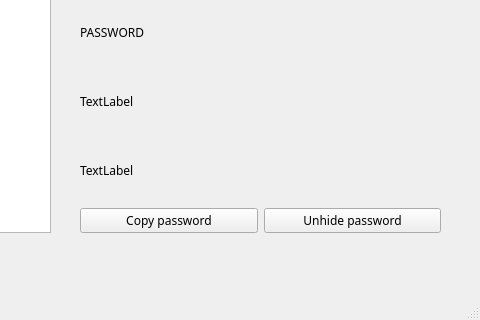
pkuszn/PasswordManagerQT, file passwordmanager.ui: the form before one commit; both pictures show x 320 to 800 and y 280 to 600 of the 800 by 600 pixel window.
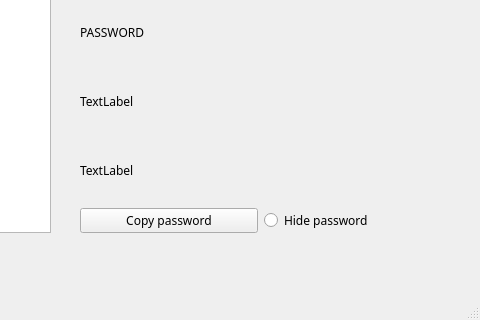
The form after the commit.

Patch:
```diff
--- a/passwordmanager.ui
+++ b/passwordmanager.ui
@@ -180,9 +180,9 @@
         </widget>
        </item>
        <item>
-        <widget class="QPushButton" name="pushButton_4">
+        <widget class="QRadioButton" name="radioButton">
          <property name="text">
-          <string>Unhide password</string>
+          <string>Hide password</string>
          </property>
         </widget>
        </item>
```
